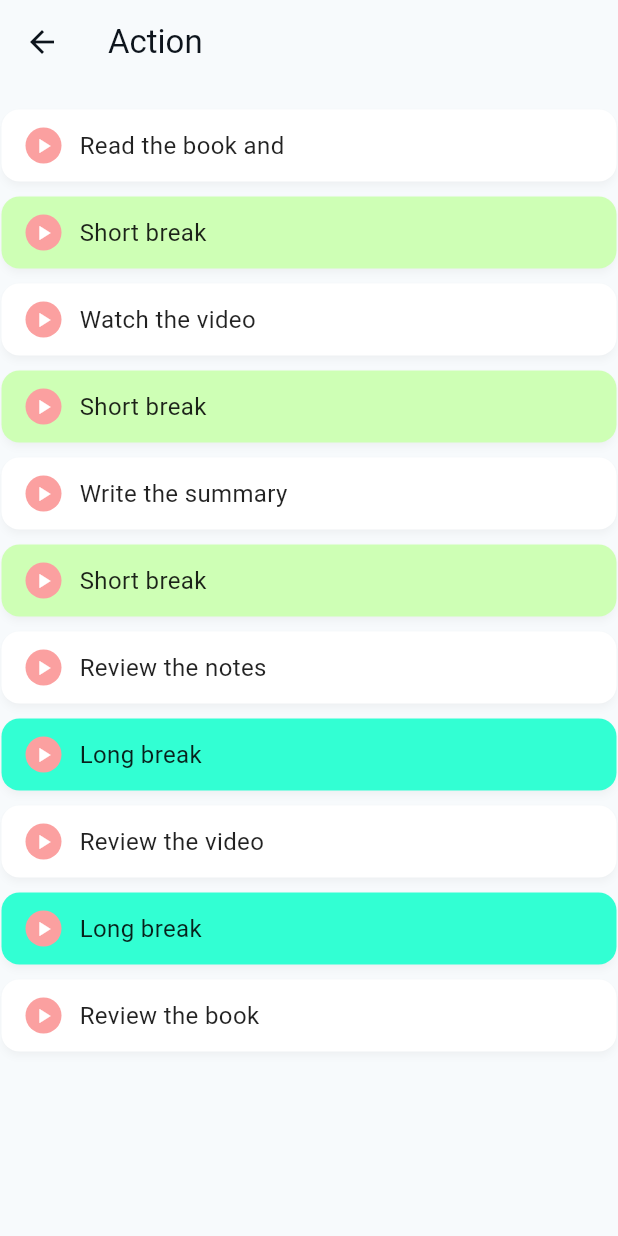
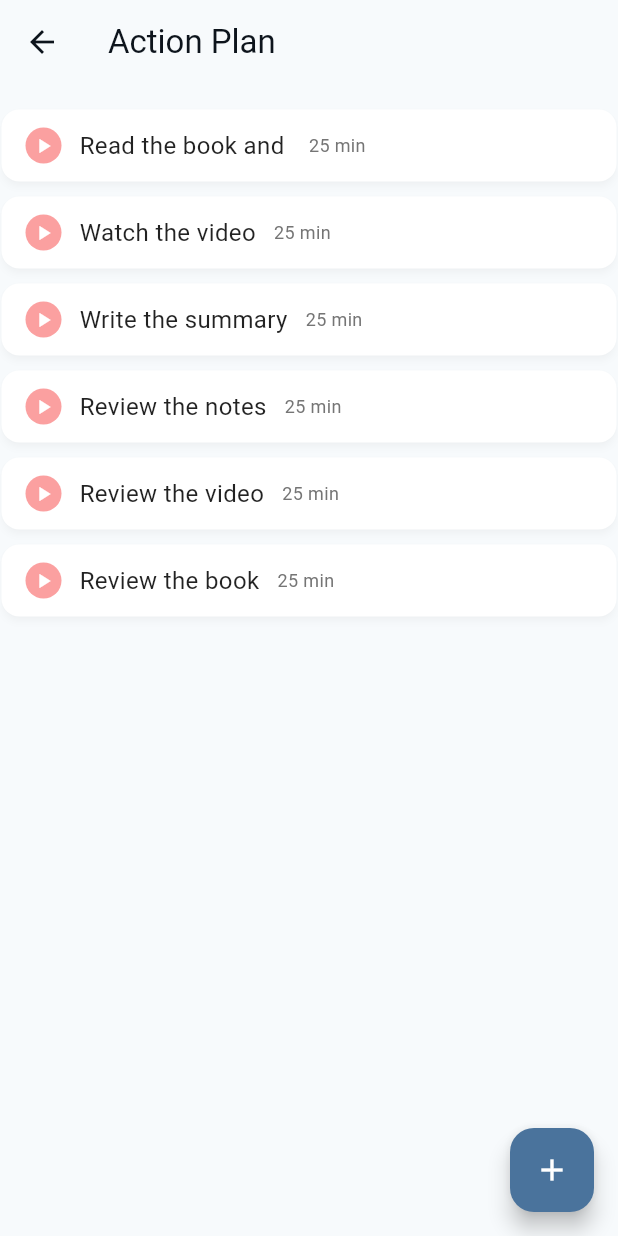
Before and after one commit to Hackim7200/ember_app, a Flutter app: the ActionScreen screen opened directly, on a phone screen of 412 x 824 dp. Run offline on Flutter 3.47's test engine with Material 3 defaults, Android fonts, the phone set to English and light mode, and no system bars; our stand-ins replace flutter_riverpod, font_awesome_flutter, riverpod_annotation; missing offline and left inert: amplify_api, amplify_auth_cognito, amplify_authenticator, amplify_core, amplify_flutter, graphview; generated files the repository leaves out were written again.

Commit message:
added breaks functionality and auto focus

```diff
--- a/amplify_flutter_v2/lib/features/todo/screens/action_screen.dart
+++ b/amplify_flutter_v2/lib/features/todo/screens/action_screen.dart
@@ -1,5 +1,6 @@
 import 'dart:async';
 
+import 'package:ember/features/todo/widget/break_time_message.dart';
 import 'package:ember/features/todo/widget/pomodoro_todo.dart';
 
 import 'package:flutter/material.dart';
@@ -16,15 +17,15 @@ class _ActionScreenState extends State<ActionScreen> {
   // Move tasks to be a state variable
   final List<Map<String, dynamic>> tasks = [
     {"title": "Read the book and ", "timeElapsed": 0, "type": "pomodoro"},
-    {"title": "Short break", "timeElapsed": 0, "type": "short_break"},
+    // {"title": "Short break", "timeElapsed": 0, "type": "short_break"},
     {"title": "Watch the video", "timeElapsed": 0, "type": "pomodoro"},
-    {"title": "Short break", "timeElapsed": 0, "type": "short_break"},
+    // {"title": "Short break", "timeElapsed": 0, "type": "short_break"},
     {"title": "Write the summary", "timeElapsed": 0, "type": "pomodoro"},
-    {"title": "Short break", "timeElapsed": 0, "type": "short_break"},
+    // {"title": "Short break", "timeElapsed": 0, "type": "short_break"},
     {"title": "Review the notes", "timeElapsed": 0, "type": "pomodoro"},
-    {"title": "Long break", "timeElapsed": 0, "type": "long_break"},
+    // {"title": "Long break", "timeElapsed": 0, "type": "long_break"},
     {"title": "Review the video", "timeElapsed": 0, "type": "pomodoro"},
-    {"title": "Long break", "timeElapsed": 0, "type": "long_break"},
+    // {"title": "Long break", "timeElapsed": 0, "type": "long_break"},
     {"title": "Review the book", "timeElapsed": 0, "type": "pomodoro"},
   ];
 
@@ -51,6 +52,7 @@ class _ActionScreenState extends State<ActionScreen> {
       } else {
         if (tasks.length > index) {
           index++;
+          _timer?.cancel();
           setState(() {
             selectedIndex = index;
           });
@@ -68,7 +70,18 @@ class _ActionScreenState extends State<ActionScreen> {
   @override
   Widget build(BuildContext context) {
     return Scaffold(
-      appBar: AppBar(title: Text('Action')),
+      appBar: AppBar(title: Text('Action Plan')),
+      floatingActionButton: FloatingActionButton(
+        onPressed: () {
+          BreakTimeMessage.showBreakTimeDialog(
+            context: context,
+            breakType: 'short_break',
+            breakDuration: 5,
+            onStartBreak: () {},
+          );
+        },
+        child: const Icon(Icons.add),
+      ),
       body: Column(
         children: [
           SizedBox(height: 16),
@@ -83,13 +96,15 @@ class _ActionScreenState extends State<ActionScreen> {
                   title: tasks[index]['title'],
                   currentTime: tasks[index]['timeElapsed'],
                   maxTime: 25,
-                  onTap: () {
+                  onfocus: () {
                     setState(() {
                       selectedIndex = index;
                     });
+                  },
+                  type: tasks[index]['type'],
+                  onPlay: () {
                     _startTimer(index);
                   },
-                  type: tasks[index]['type'],
                 );
               },
             ),
--- a/amplify_flutter_v2/lib/features/todo/widget/pomodoro_todo.dart
+++ b/amplify_flutter_v2/lib/features/todo/widget/pomodoro_todo.dart
@@ -7,7 +7,8 @@ class PomodoroTodo extends StatelessWidget {
 
   final int currentTime;
   final int maxTime;
-  final VoidCallback onTap;
+  final VoidCallback onfocus;
+  final VoidCallback onPlay;
   final bool isSelected;
   final String type;
 
@@ -16,9 +17,10 @@ class PomodoroTodo extends StatelessWidget {
     required this.title,
     required this.currentTime,
     required this.maxTime,
-    required this.onTap,
+    required this.onfocus,
     required this.isSelected,
     required this.type,
+    required this.onPlay,
   });
 
   @override
@@ -26,7 +28,7 @@ class PomodoroTodo extends StatelessWidget {
     final double percentage = maxTime > 0 ? currentTime / maxTime : 0.0;
 
     return GestureDetector(
-      onTap: onTap,
+      onTap: onfocus,
       child: Container(
         margin: const EdgeInsets.only(bottom: 8),
         decoration: BoxDecoration(
@@ -47,13 +49,16 @@ class PomodoroTodo extends StatelessWidget {
           child: Padding(
             padding: const EdgeInsets.symmetric(horizontal: 16, vertical: 12),
             child: Row(
+              mainAxisAlignment: MainAxisAlignment.spaceBetween,
               crossAxisAlignment: CrossAxisAlignment.center,
               children: [
-                ProgressTomato(percentage: percentage),
+                ProgressTomato(percentage: percentage, onTap: onPlay),
                 const SizedBox(width: 12),
                 // Task title
                 Expanded(
-                  child: Text(
+                  child: Row(
+                    children: [
+                      Text(
                         title,
                         style: TextStyle(
                           decoration: percentage >= 1.0
@@ -65,6 +70,13 @@ class PomodoroTodo extends StatelessWidget {
                               : Colors.black87,
                         ),
                       ),
+                      const SizedBox(width: 12),
+                      Text(
+                        "25 min",
+                        style: TextStyle(fontSize: 12, color: Colors.grey[600]),
+                      ),
+                    ],
+                  ),
                 ),
               ],
             ),
--- a/amplify_flutter_v2/lib/features/todo/widget/progress_tomato.dart
+++ b/amplify_flutter_v2/lib/features/todo/widget/progress_tomato.dart
@@ -3,19 +3,21 @@ import 'package:flutter/material.dart';
 
 class ProgressTomato extends StatelessWidget {
   final double percentage;
+  final VoidCallback onTap;
 
   const ProgressTomato({
-    super.key, required this.percentage,
-
+    super.key,
+    required this.percentage,
+    required this.onTap,
   });
 
   @override
   Widget build(BuildContext context) {
-
-
     if (percentage >= 1.0) {
       // Completed: show green check
-      return Container(
+      return GestureDetector(
+        onTap: onTap,
+        child: Container(
           width: 24,
           height: 24,
           decoration: const BoxDecoration(
@@ -25,11 +27,14 @@ final double percentage;
           child: const Center(
             child: Icon(Icons.check, color: Colors.white, size: 16),
           ),
+        ),
       );
     }
     if (percentage == 0) {
       // Not started: show red play
-      return Container(
+      return GestureDetector(
+        onTap: onTap,
+        child: Container(
           width: 24,
           height: 24,
           decoration: const BoxDecoration(
@@ -39,10 +44,13 @@ final double percentage;
           child: const Center(
             child: Icon(Icons.play_arrow, color: Colors.white, size: 16),
           ),
+        ),
       );
     }
     // In progress: show progress indicator
-    return SizedBox(
+    return GestureDetector(
+      onTap: onTap,
+      child: SizedBox(
         width: 24,
         height: 24,
         child: Stack(
@@ -69,6 +77,7 @@ final double percentage;
             ),
           ],
         ),
+      ),
     );
   }
 }
```
Also changed, not shown: amplify_flutter_v2/lib/features/todo/widget/break_time_message.dart (added, +180 -0 lines). Lines whose indentation alone changed are shown as unchanged.
